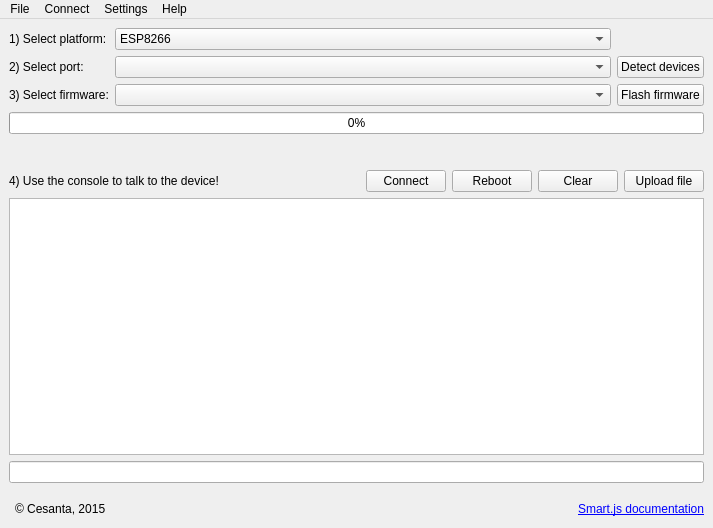
This is src/main.ui in olgierdh/mongoose-flashing-tool as Qt 5 draws it before an edit. The edited form follows.
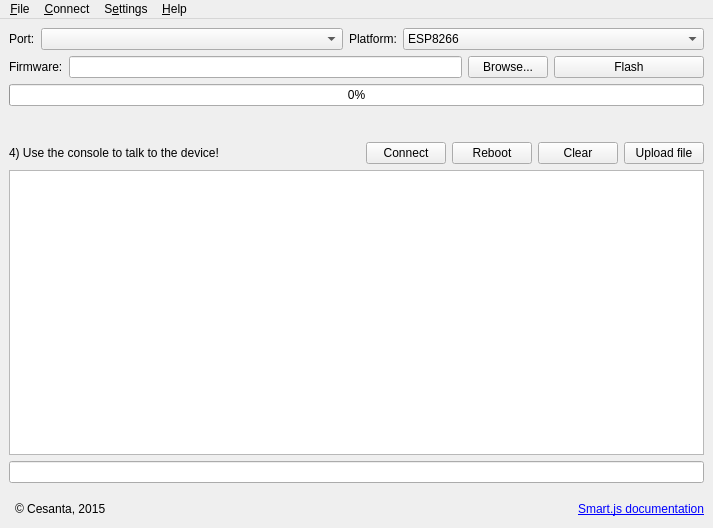
This is the edited form. Icons and pictures are not drawn.

Commit message:
Zip firmware bundle support for F&C
    PUBLISHED_FROM=1d84c1c74d8fcfdad1a6c2d32448cf2b2c847ede

```diff
--- a/src/main.ui
+++ b/src/main.ui
@@ -16,43 +16,92 @@
   <widget class="QWidget" name="centralwidget">
    <layout class="QVBoxLayout" name="verticalLayout">
     <item>
-     <layout class="QGridLayout" name="gridLayout" columnstretch="0,1,0">
-      <item row="1" column="2">
-       <widget class="QPushButton" name="detectBtn">
+     <layout class="QGridLayout" name="gridLayout" columnstretch="0,0,0,0,0,0">
+      <item row="4" column="0">
+       <widget class="QLabel" name="firmwareLabel">
+        <property name="sizePolicy">
+         <sizepolicy hsizetype="Minimum" vsizetype="Preferred">
+          <horstretch>0</horstretch>
+          <verstretch>0</verstretch>
+         </sizepolicy>
+        </property>
         <property name="text">
-         <string>Detect devices</string>
+         <string>Firmware:</string>
         </property>
        </widget>
       </item>
-      <item row="2" column="2">
-       <widget class="QPushButton" name="flashBtn">
+      <item row="4" column="1">
+       <widget class="QLineEdit" name="firmwareFileName">
+        <property name="enabled">
+         <bool>true</bool>
+        </property>
+        <property name="sizePolicy">
+         <sizepolicy hsizetype="Expanding" vsizetype="Fixed">
+          <horstretch>0</horstretch>
+          <verstretch>0</verstretch>
+         </sizepolicy>
+        </property>
+       </widget>
+      </item>
+      <item row="4" column="2">
+       <widget class="QPushButton" name="browseBtn">
         <property name="text">
-         <string>Flash firmware</string>
+         <string>Browse...</string>
         </property>
        </widget>
       </item>
-      <item row="2" column="1">
-       <widget class="QComboBox" name="firmwareSelector"/>
-      </item>
-      <item row="1" column="1">
-       <widget class="QComboBox" name="portSelector"/>
-      </item>
-      <item row="0" column="0">
-       <widget class="QLabel" name="selectPlatformLabel">
+      <item row="0" column="0" colspan="6">
+       <layout class="QHBoxLayout" name="horizontalLayout_2">
+        <item>
+         <widget class="QLabel" name="platformLabel_2">
+          <property name="sizePolicy">
+           <sizepolicy hsizetype="Minimum" vsizetype="Preferred">
+            <horstretch>0</horstretch>
+            <verstretch>0</verstretch>
+           </sizepolicy>
+          </property>
         <property name="text">
-         <string>1) Select platform:</string>
-        </property>
-       </widget>
-      </item>
-      <item row="2" column="0">
-       <widget class="QLabel" name="selectFirmwareLabel">
+           <string>Port:</string>
+          </property>
+          <property name="buddy">
+           <cstring>portSelector</cstring>
+          </property>
+         </widget>
+        </item>
+        <item>
+         <widget class="QComboBox" name="portSelector">
+          <property name="sizePolicy">
+           <sizepolicy hsizetype="Expanding" vsizetype="Fixed">
+            <horstretch>0</horstretch>
+            <verstretch>0</verstretch>
+           </sizepolicy>
+          </property>
+         </widget>
+        </item>
+        <item>
+         <widget class="QLabel" name="platformLabel">
+          <property name="sizePolicy">
+           <sizepolicy hsizetype="Minimum" vsizetype="Preferred">
+            <horstretch>0</horstretch>
+            <verstretch>0</verstretch>
+           </sizepolicy>
+          </property>
         <property name="text">
-         <string>3) Select firmware:</string>
-        </property>
-       </widget>
-      </item>
-      <item row="0" column="1">
+           <string>Platform:</string>
+          </property>
+          <property name="buddy">
+           <cstring>platformSelector</cstring>
+          </property>
+         </widget>
+        </item>
+        <item>
        <widget class="QComboBox" name="platformSelector">
+          <property name="sizePolicy">
+           <sizepolicy hsizetype="Expanding" vsizetype="Fixed">
+            <horstretch>0</horstretch>
+            <verstretch>0</verstretch>
+           </sizepolicy>
+          </property>
         <property name="currentText">
          <string notr="true">ESP8266</string>
         </property>
@@ -68,10 +117,18 @@
         </item>
        </widget>
       </item>
-      <item row="1" column="0">
-       <widget class="QLabel" name="selectPortLabel">
+       </layout>
+      </item>
+      <item row="4" column="3" colspan="3">
+       <widget class="QPushButton" name="flashBtn">
+        <property name="minimumSize">
+         <size>
+          <width>150</width>
+          <height>0</height>
+         </size>
+        </property>
         <property name="text">
-         <string>2) Select port:</string>
+         <string>Flash</string>
         </property>
        </widget>
       </item>
@@ -230,19 +287,19 @@
      <x>0</x>
      <y>0</y>
      <width>713</width>
-     <height>22</height>
+     <height>25</height>
     </rect>
    </property>
    <widget class="QMenu" name="menuConfigure">
     <property name="title">
-     <string>Connect</string>
+     <string>&amp;Connect</string>
     </property>
     <addaction name="actionConfigure_Wi_Fi"/>
     <addaction name="actionOpenDashboard"/>
    </widget>
    <widget class="QMenu" name="menuHelp">
     <property name="title">
-     <string>Help</string>
+     <string>&amp;Help</string>
     </property>
     <addaction name="actionHelp"/>
     <addaction name="actionOpenWebsite"/>
@@ -253,13 +310,13 @@
    </widget>
    <widget class="QMenu" name="menuFile">
     <property name="title">
-     <string>File</string>
+     <string>&amp;File</string>
     </property>
     <addaction name="actionUpload_a_file"/>
    </widget>
    <widget class="QMenu" name="menuSettings">
     <property name="title">
-     <string>Settings</string>
+     <string>S&amp;ettings</string>
     </property>
     <addaction name="actionSettings"/>
    </widget>
```
Left out of the diff: 29 changed lines with no effect on the pictures. Lines whose indentation alone changed are shown as unchanged. The commit also changes 17 other files.
